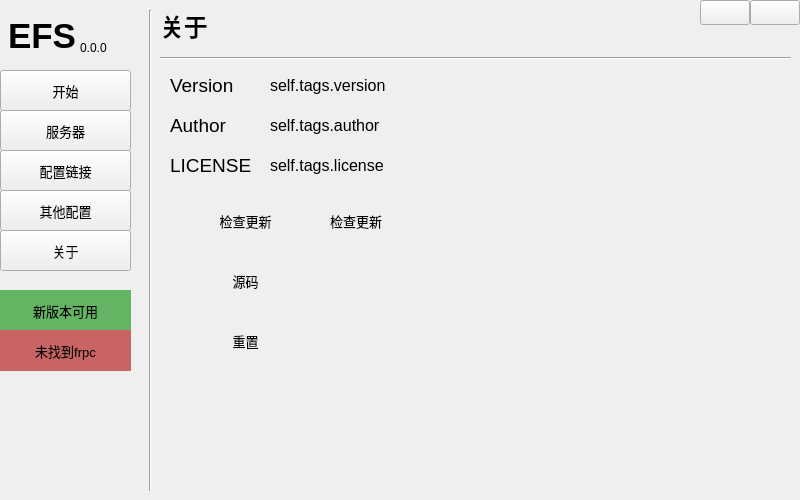
Before: the Qt Designer form ui/main.ui in LyceenAiro/EazyFrpSetting, drawn with Qt 5.
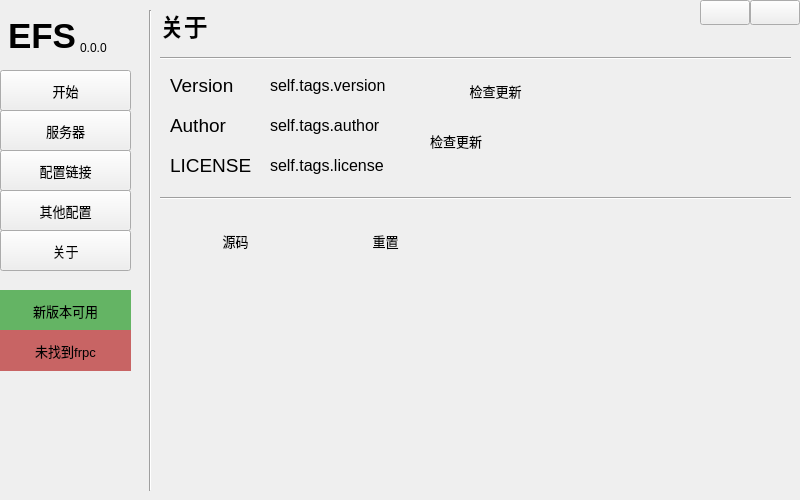
After: the same form once the commit is applied.

Commit message: vtest20：小更改同步

```diff
--- a/ui/main.ui
+++ b/ui/main.ui
@@ -982,8 +982,8 @@
       </property>
       <property name="geometry">
        <rect>
-        <x>20</x>
-        <y>190</y>
+        <x>270</x>
+        <y>60</y>
         <width>131</width>
         <height>41</height>
        </rect>
@@ -1010,7 +1010,7 @@
        <rect>
         <x>110</x>
         <y>60</y>
-        <width>311</width>
+        <width>231</width>
         <height>31</height>
        </rect>
       </property>
@@ -1044,8 +1044,8 @@
      <widget class="QLabel" name="tags_check_updata">
       <property name="geometry">
        <rect>
-        <x>170</x>
-        <y>190</y>
+        <x>270</x>
+        <y>110</y>
         <width>251</width>
         <height>41</height>
        </rect>
@@ -1101,8 +1101,8 @@
       </property>
       <property name="geometry">
        <rect>
-        <x>20</x>
-        <y>250</y>
+        <x>10</x>
+        <y>210</y>
         <width>131</width>
         <height>41</height>
        </rect>
@@ -1130,8 +1130,8 @@
       </property>
       <property name="geometry">
        <rect>
-        <x>20</x>
-        <y>310</y>
+        <x>160</x>
+        <y>210</y>
         <width>131</width>
         <height>41</height>
        </rect>
@@ -1158,7 +1158,7 @@
        <rect>
         <x>110</x>
         <y>100</y>
-        <width>171</width>
+        <width>151</width>
         <height>31</height>
        </rect>
       </property>
@@ -1189,6 +1189,32 @@
        <string>Author</string>
       </property>
      </widget>
+     <widget class="Line" name="line_11">
+      <property name="geometry">
+       <rect>
+        <x>0</x>
+        <y>180</y>
+        <width>641</width>
+        <height>16</height>
+       </rect>
+      </property>
+      <property name="orientation">
+       <enum>Qt::Horizontal</enum>
+      </property>
+     </widget>
+     <zorder>line_2</zorder>
+     <zorder>label_6</zorder>
+     <zorder>tags_version</zorder>
+     <zorder>label_20</zorder>
+     <zorder>tags_check_updata</zorder>
+     <zorder>label_21</zorder>
+     <zorder>tags_license</zorder>
+     <zorder>check_github</zorder>
+     <zorder>check_clear</zorder>
+     <zorder>tags_author</zorder>
+     <zorder>label_22</zorder>
+     <zorder>line_11</zorder>
+     <zorder>check_updata</zorder>
     </widget>
    </widget>
    <widget class="QWidget" name="widget_3" native="true">
```
The commit also changes 2 other files.
